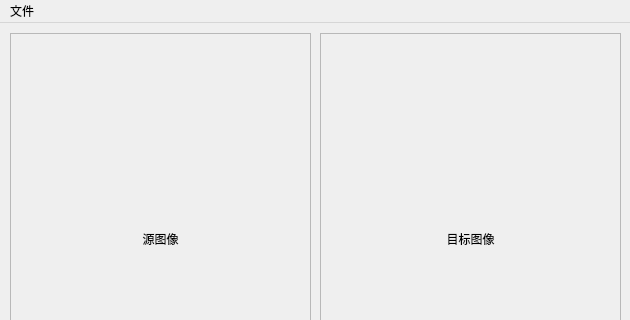
This is mainwindow.ui in ShawnZhang31/Mac-OpenCV-QT5.6 as Qt 5 draws it before an edit; both pictures show x 0 to 630 and y 0 to 320 of the 630 by 514 pixel window. The edited form follows.
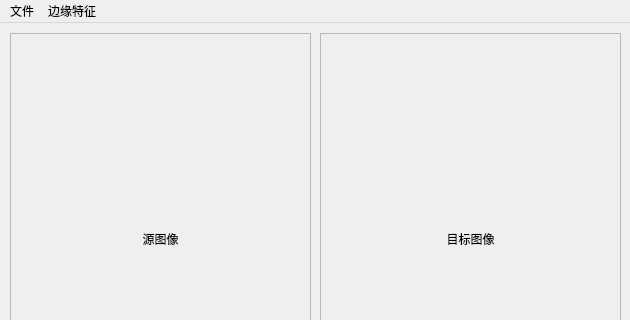
This is the edited form.

What changed in the file:
```diff
--- a/mainwindow.ui
+++ b/mainwindow.ui
@@ -103,7 +103,15 @@
     <addaction name="actionClear"/>
     <addaction name="actionExit"/>
    </widget>
+   <widget class="QMenu" name="EdgeDetection">
+    <property name="title">
+     <string>边缘特征</string>
+    </property>
+    <addaction name="actionSobel"/>
+    <addaction name="actionCanny"/>
+   </widget>
    <addaction name="File"/>
+   <addaction name="EdgeDetection"/>
   </widget>
   <widget class="QStatusBar" name="statusBar"/>
   <action name="action_Open_TestImage">
```
Left out of the diff: 13 changed lines with no effect on the pictures.
